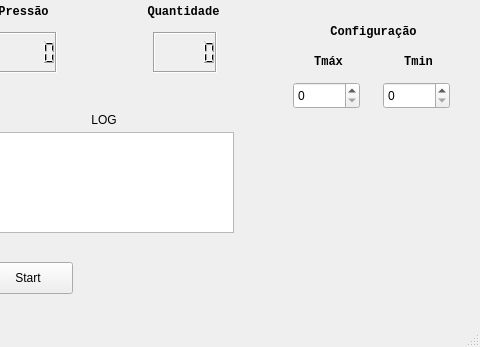
First picture: the form in TGB2/main.ui, repository maurosieben/sistemas_distribuidos, before the edit; both pictures show x 87 to 567 and y 198 to 545 of the 567 by 545 pixel window.
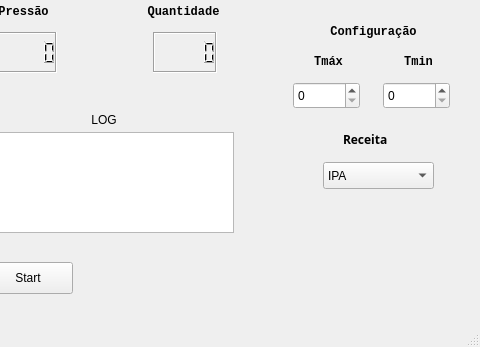
Second picture: the form after the edit. Custom widgets are drawn as their Qt base class.

```diff
--- a/TGB2/main.ui
+++ b/TGB2/main.ui
@@ -404,6 +404,61 @@
      <set>Qt::AlignCenter</set>
     </property>
    </widget>
+   <widget class="QLabel" name="label_12">
+    <property name="geometry">
+     <rect>
+      <x>430</x>
+      <y>330</y>
+      <width>62</width>
+      <height>15</height>
+     </rect>
+    </property>
+    <property name="font">
+     <font>
+      <family>Sans Serif</family>
+      <weight>75</weight>
+      <bold>true</bold>
+     </font>
+    </property>
+    <property name="text">
+     <string>Receita</string>
+    </property>
+   </widget>
+   <widget class="QComboBox" name="comboBox">
+    <property name="geometry">
+     <rect>
+      <x>410</x>
+      <y>360</y>
+      <width>111</width>
+      <height>27</height>
+     </rect>
+    </property>
+    <item>
+     <property name="text">
+      <string>IPA</string>
+     </property>
+    </item>
+    <item>
+     <property name="text">
+      <string>Weiss</string>
+     </property>
+    </item>
+    <item>
+     <property name="text">
+      <string>RED</string>
+     </property>
+    </item>
+    <item>
+     <property name="text">
+      <string>Belgiun</string>
+     </property>
+    </item>
+    <item>
+     <property name="text">
+      <string>Pilsen</string>
+     </property>
+    </item>
+   </widget>
   </widget>
   <widget class="QMenuBar" name="menubar">
    <property name="geometry">
```
Left out of the diff: 2 changed lines with no effect on the pictures.
